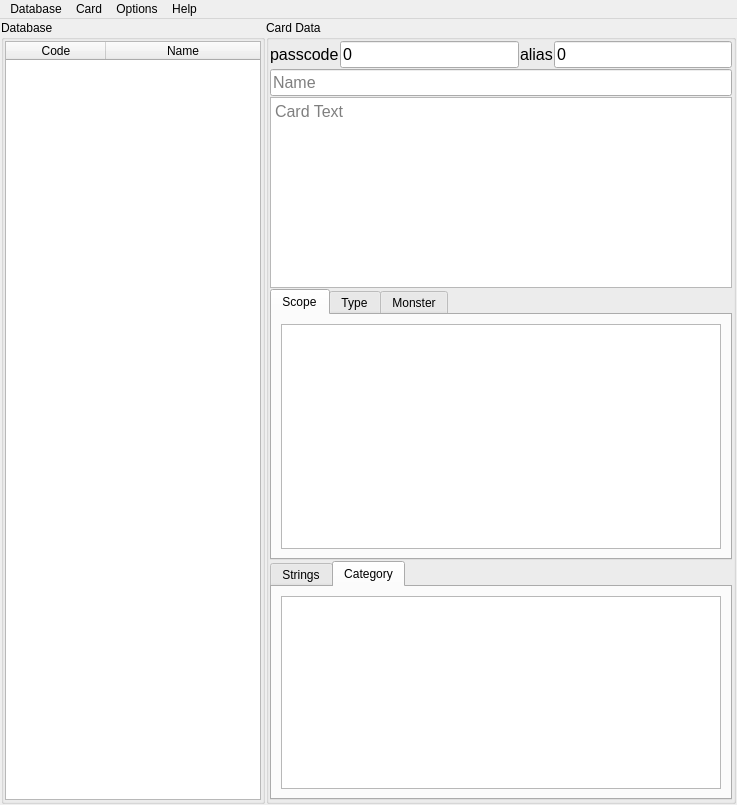
Qt form src/gui/main_window.ui (ProjectIgnis/Datacorn) before a commit.
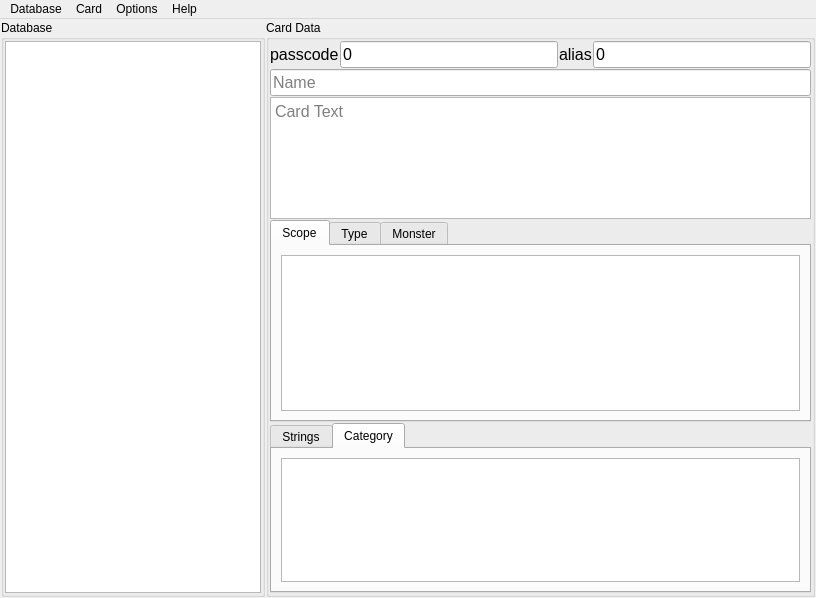
The same form after that commit. Icons and pictures are not drawn.

Commit message: add basic fill for card ids and names

What changed in the file:
```diff
--- a/src/gui/main_window.ui
+++ b/src/gui/main_window.ui
@@ -6,8 +6,8 @@
    <rect>
     <x>0</x>
     <y>0</y>
-    <width>737</width>
-    <height>805</height>
+    <width>816</width>
+    <height>598</height>
    </rect>
   </property>
   <property name="windowTitle">
@@ -59,32 +59,16 @@
         <number>1</number>
        </property>
        <item>
-        <widget class="QTableWidget" name="tableWidget_2">
+        <widget class="QTableView" name="cardCodeNameList">
          <property name="sizePolicy">
           <sizepolicy hsizetype="Fixed" vsizetype="Expanding">
            <horstretch>0</horstretch>
            <verstretch>0</verstretch>
           </sizepolicy>
          </property>
-         <property name="rowCount">
-          <number>0</number>
-         </property>
-         <property name="columnCount">
-          <number>2</number>
-         </property>
-         <attribute name="horizontalHeaderStretchLastSection">
-          <bool>true</bool>
+         <attribute name="verticalHeaderVisible">
+          <bool>false</bool>
          </attribute>
-         <column>
-          <property name="text">
-           <string>Code</string>
-          </property>
-         </column>
-         <column>
-          <property name="text">
-           <string>Name</string>
-          </property>
-         </column>
         </widget>
        </item>
       </layout>
@@ -756,7 +740,7 @@
     <rect>
      <x>0</x>
      <y>0</y>
-     <width>737</width>
+     <width>816</width>
      <height>30</height>
     </rect>
    </property>
```
The commit also changes 2 other files.
